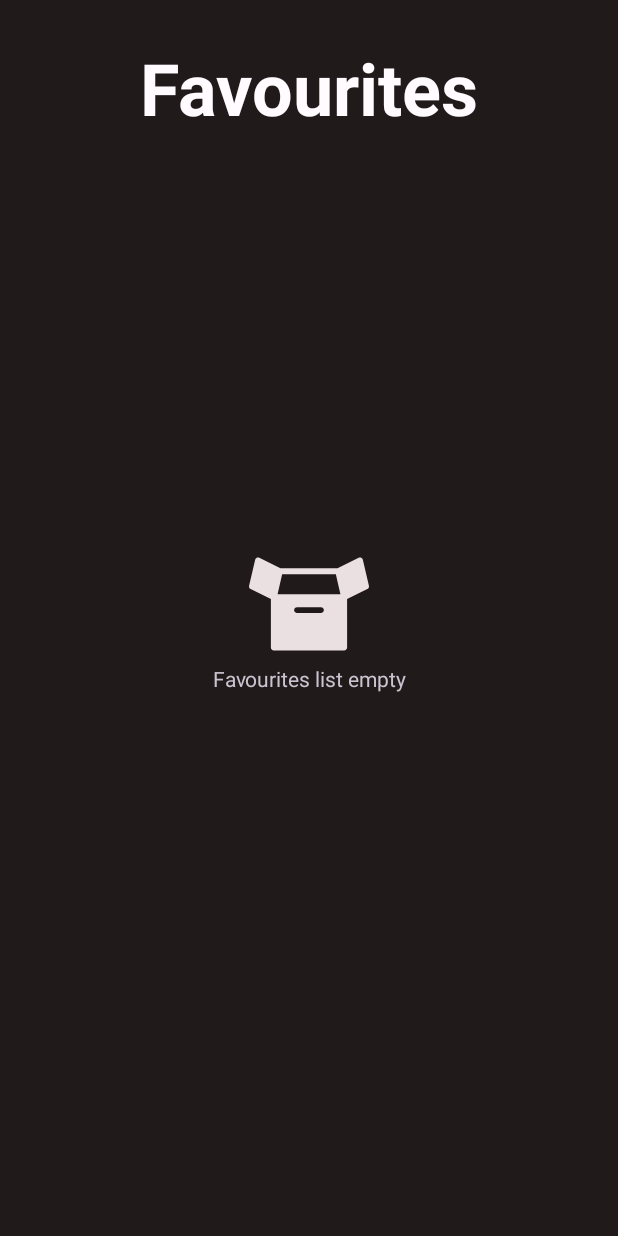
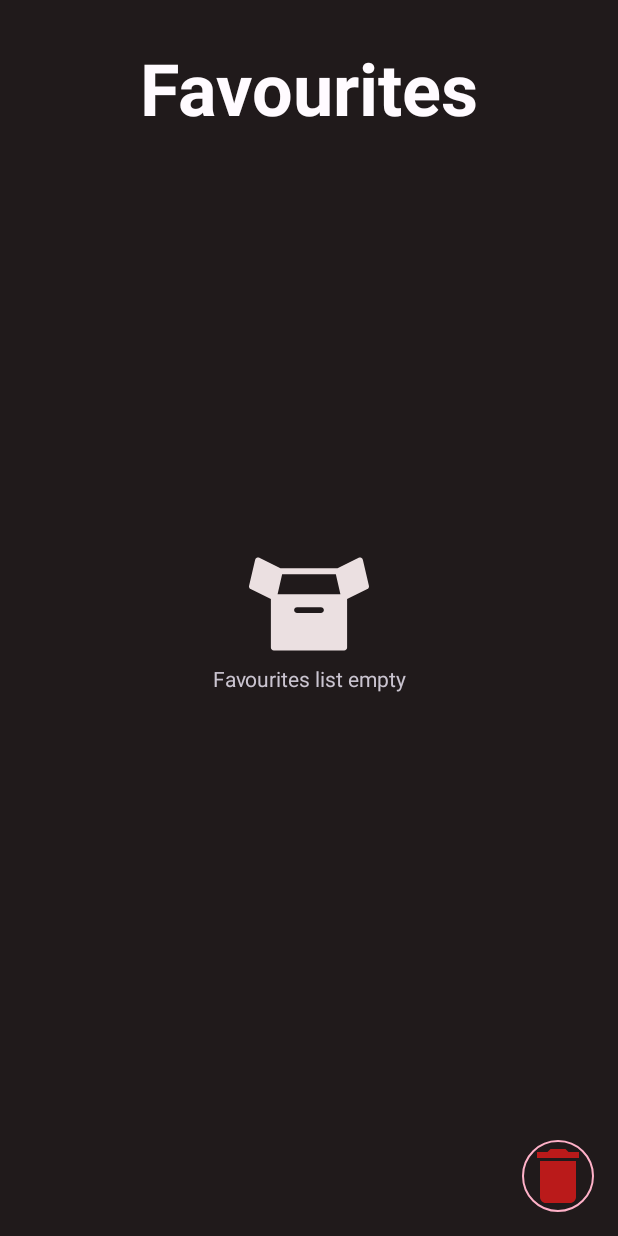
Before and after one commit to wade-profe/Boredom_Buddy, an Android app: the layout fragment_favourites.xml on its own in the app's theme, with its tools: preview values and no code run, on a phone screen of 412 x 824 dp. Run offline under Robolectric (Android 15) with nearby library versions, the phone set to English and light mode, and no system bars; Roboto replaces fonts that are not available here.

Commit message:
Implemented delete all function

```diff
--- a/app/src/main/java/com/example/android/boredombuddy/data/SuggestionRepository.kt
+++ b/app/src/main/java/com/example/android/boredombuddy/data/SuggestionRepository.kt
@@ -89,4 +89,10 @@ class SuggestionRepository(
             suggestionDao.deleteSuggestion(id)
         }
     }
+
+    suspend fun deleteAllFavourites(){
+        withContext(dispatcher){
+            suggestionDao.deleteFavourites()
+        }
+    }
 }
--- a/app/src/main/java/com/example/android/boredombuddy/data/local/SuggestionDB.kt
+++ b/app/src/main/java/com/example/android/boredombuddy/data/local/SuggestionDB.kt
@@ -50,6 +50,9 @@ interface SuggestionDao{
     @Query("SELECT * FROM DatabaseSuggestion WHERE mostRecent = 0")
     fun getFavourites(): LiveData<List<DatabaseSuggestion>?>
 
+    @Query("DELETE FROM DatabaseSuggestion WHERE mostRecent = 0")
+    suspend fun deleteFavourites()
+
     @Query("UPDATE DatabaseSuggestion SET mostRecent = 0 WHERE mostRecent = 1")
     suspend fun saveSuggestion()
 
--- a/app/src/main/java/com/example/android/boredombuddy/favourites/FavouritesViewModel.kt
+++ b/app/src/main/java/com/example/android/boredombuddy/favourites/FavouritesViewModel.kt
@@ -22,4 +22,10 @@ class FavouritesViewModel(private val repository: SuggestionRepository)
             repository.deleteSuggestionFromFavourites(id)
         }
     }
+
+    fun deleteAllFavourites(){
+        viewModelScope.launch {
+            repository.deleteAllFavourites()
+        }
+    }
 }
--- a/app/src/main/res/drawable/circle.xml
+++ b/app/src/main/res/drawable/circle.xml
@@ -7,7 +7,7 @@
 
     <stroke
         android:width="1dp"
-        android:color="@color/design_default_color_primary"/>
+        android:color="@color/md_theme_light_inversePrimary"/>
 
     <size
         android:width="120dp"
--- a/app/src/main/res/layout/fragment_favourites.xml
+++ b/app/src/main/res/layout/fragment_favourites.xml
@@ -25,6 +25,20 @@
                     app:layout_constraintStart_toStartOf="parent"
                     app:layout_constraintEnd_toEndOf="parent"
                     style="@style/page_title"/>
+
+                <ImageView
+                    android:id="@+id/delete_all_icon"
+                    android:background="@drawable/circle"
+                    android:layout_width="48dp"
+                    android:layout_height="48dp"
+                    android:tooltipText="Delete all"
+                    android:src="@drawable/delete_icon"
+                    app:setVisibility="@{!viewModel.showNoData}"
+                    app:layout_constraintBottom_toBottomOf="parent"
+                    app:layout_constraintEnd_toEndOf="parent"
+                    android:onClick="@{() -> viewModel.deleteAllFavourites()}"
+                    android:elevation="15dp"
+                    />
 
                 <androidx.recyclerview.widget.RecyclerView
                     android:id="@+id/favourites_recycler_view"
```
